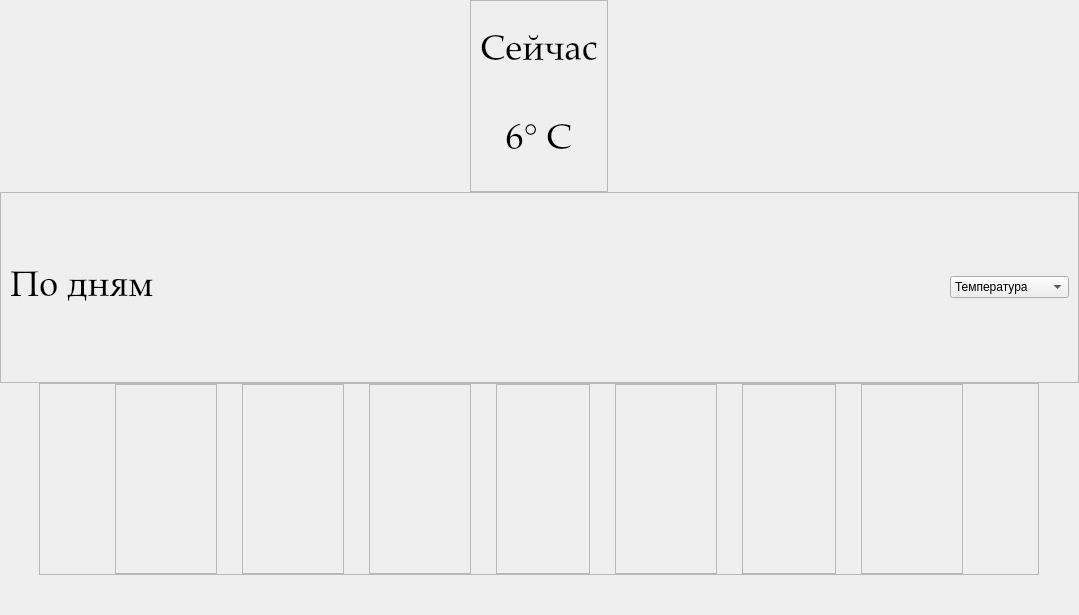
The window that mainwindow.ui (Pizhlo/Weather) describes before a commit, drawn with Qt 5.
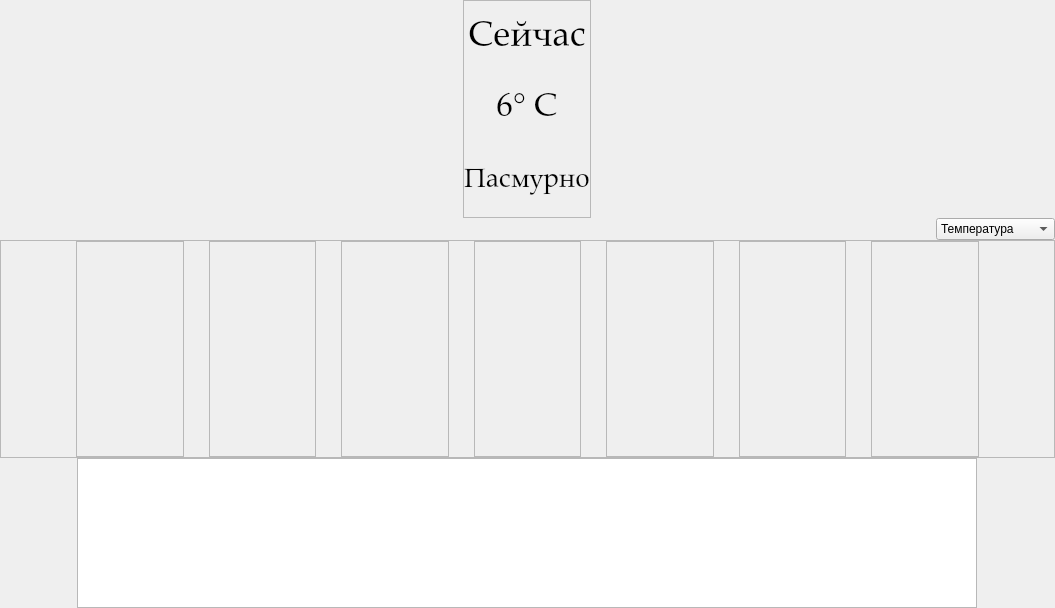
The same window after the commit. Icons and pictures are not drawn.

Commit message: fixed displaying of sunrise and sunset time; added pics for weather (rain, snow, etc); edited func infoOnScreen to show these icons

Patch:
```diff
--- a/mainwindow.ui
+++ b/mainwindow.ui
@@ -6,8 +6,8 @@
    <rect>
     <x>0</x>
     <y>0</y>
-    <width>1079</width>
-    <height>615</height>
+    <width>1055</width>
+    <height>608</height>
    </rect>
   </property>
   <property name="windowTitle">
@@ -45,6 +45,21 @@
        <enum>QFrame::Raised</enum>
       </property>
       <layout class="QVBoxLayout" name="verticalLayout">
+       <property name="spacing">
+        <number>0</number>
+       </property>
+       <property name="leftMargin">
+        <number>0</number>
+       </property>
+       <property name="topMargin">
+        <number>0</number>
+       </property>
+       <property name="rightMargin">
+        <number>0</number>
+       </property>
+       <property name="bottomMargin">
+        <number>0</number>
+       </property>
        <item>
         <widget class="QLabel" name="now_label">
          <property name="maximumSize">
@@ -78,7 +93,7 @@
          <property name="font">
           <font>
            <family>Palatino Linotype</family>
-           <pointsize>27</pointsize>
+           <pointsize>25</pointsize>
           </font>
          </property>
          <property name="text">
@@ -89,29 +104,23 @@
          </property>
         </widget>
        </item>
-      </layout>
-     </widget>
-    </item>
     <item>
-     <widget class="QFrame" name="frame_combobox_label">
-      <property name="frameShape">
-       <enum>QFrame::StyledPanel</enum>
-      </property>
-      <property name="frameShadow">
-       <enum>QFrame::Raised</enum>
-      </property>
-      <layout class="QHBoxLayout" name="horizontalLayout_2">
-       <item alignment="Qt::AlignLeft">
-        <widget class="QLabel" name="label">
+        <widget class="QLabel" name="weather_label">
          <property name="font">
           <font>
            <family>Palatino Linotype</family>
-           <pointsize>27</pointsize>
+           <pointsize>20</pointsize>
           </font>
          </property>
          <property name="text">
-          <string>По дням</string>
+          <string>Пасмурно</string>
          </property>
+         <property name="alignment">
+          <set>Qt::AlignCenter</set>
+         </property>
+        </widget>
+       </item>
+      </layout>
         </widget>
        </item>
        <item alignment="Qt::AlignRight">
@@ -153,10 +162,7 @@
          </item>
         </widget>
        </item>
-      </layout>
-     </widget>
-    </item>
-    <item alignment="Qt::AlignHCenter">
+    <item>
      <widget class="QFrame" name="frame">
       <property name="minimumSize">
        <size>
@@ -217,8 +223,8 @@
           <string/>
          </property>
          <property name="icon">
-          <iconset resource="src.qrc">
-           <normaloff>:/new/prefix1/left_button.png</normaloff>:/new/prefix1/left_button.png</iconset>
+          <iconset resource="resource.qrc">
+           <normaloff>:/icons/icons/buttons/left_button.png</normaloff>:/icons/icons/buttons/left_button.png</iconset>
          </property>
          <property name="iconSize">
           <size>
@@ -237,6 +243,9 @@
           <enum>QFrame::Raised</enum>
          </property>
          <layout class="QVBoxLayout" name="verticalLayout_2">
+          <property name="spacing">
+           <number>0</number>
+          </property>
           <property name="leftMargin">
            <number>0</number>
           </property>
@@ -286,6 +295,9 @@
             <property name="text">
              <string/>
             </property>
+            <property name="alignment">
+             <set>Qt::AlignCenter</set>
+            </property>
            </widget>
           </item>
          </layout>
@@ -349,6 +361,9 @@
             <property name="text">
              <string/>
             </property>
+            <property name="alignment">
+             <set>Qt::AlignCenter</set>
+            </property>
            </widget>
           </item>
          </layout>
@@ -412,6 +427,9 @@
             <property name="text">
              <string/>
             </property>
+            <property name="alignment">
+             <set>Qt::AlignCenter</set>
+            </property>
            </widget>
           </item>
          </layout>
@@ -469,6 +487,9 @@
             <property name="text">
              <string/>
             </property>
+            <property name="alignment">
+             <set>Qt::AlignCenter</set>
+            </property>
            </widget>
           </item>
          </layout>
@@ -697,8 +718,8 @@
           <string/>
          </property>
          <property name="icon">
-          <iconset resource="src.qrc">
-           <normaloff>:/new/prefix1/right_button.jpg.png</normaloff>:/new/prefix1/right_button.jpg.png</iconset>
+          <iconset resource="resource.qrc">
+           <normaloff>:/icons/icons/buttons/right_button.jpg.png</normaloff>:/icons/icons/buttons/right_button.jpg.png</iconset>
          </property>
          <property name="iconSize">
           <size>
@@ -711,21 +732,27 @@
       </layout>
      </widget>
     </item>
-    <item>
-     <spacer name="verticalSpacer">
-      <property name="orientation">
-       <enum>Qt::Vertical</enum>
+    <item alignment="Qt::AlignHCenter">
+     <widget class="QGraphicsView" name="graphicsView">
+      <property name="minimumSize">
+       <size>
+        <width>900</width>
+        <height>0</height>
+       </size>
       </property>
-      <property name="sizeType">
-       <enum>QSizePolicy::Minimum</enum>
+      <property name="maximumSize">
+       <size>
+        <width>16777215</width>
+        <height>150</height>
+       </size>
       </property>
-      <property name="sizeHint" stdset="0">
+      <property name="baseSize">
        <size>
-        <width>20</width>
-        <height>40</height>
+        <width>0</width>
+        <height>0</height>
        </size>
       </property>
-     </spacer>
+     </widget>
     </item>
    </layout>
   </widget>
```
Left out of the diff: 2 changed lines with no effect on the pictures. Lines whose indentation alone changed are shown as unchanged. The commit also changes 14 other files.
